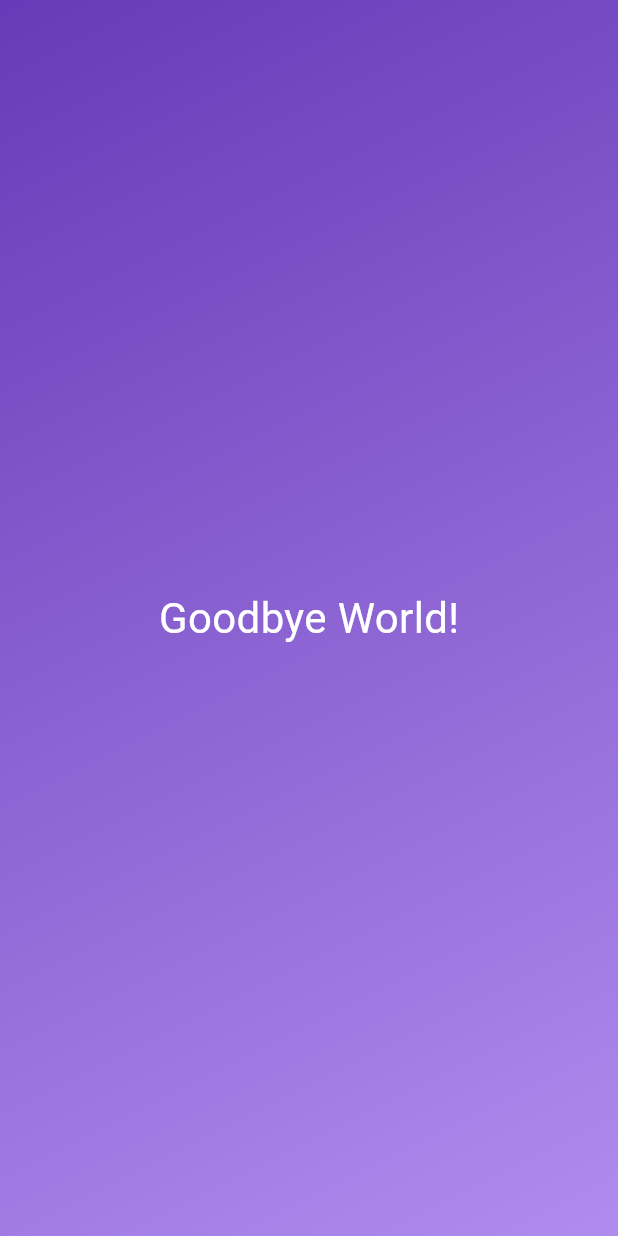
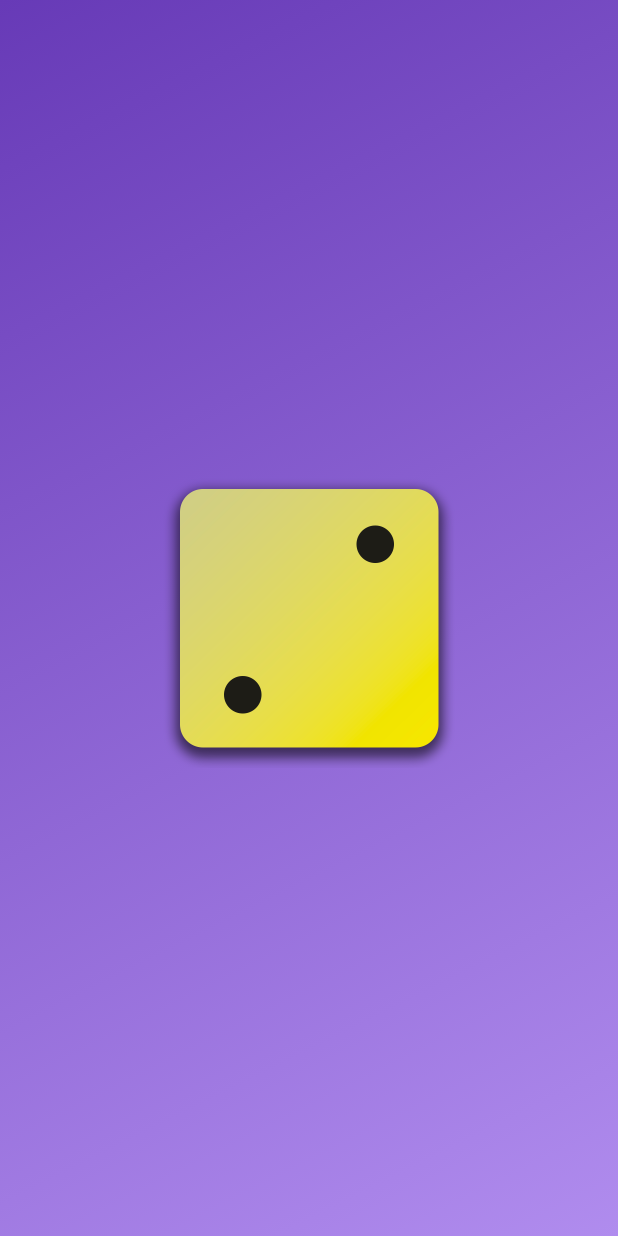
Before and after one commit to KristaBalling/firstFlutterApp, a Flutter app: the screen it shows after launch, on a phone screen of 412 x 824 dp. Run offline on Flutter 3.47's test engine with Material 3 defaults, Android fonts, the phone set to English and light mode, and no system bars.

```diff
--- a/lib/gradient_container.dart
+++ b/lib/gradient_container.dart
@@ -1,12 +1,12 @@
 import 'package:flutter/material.dart';
 
-import 'package:first_app/styled_text.dart';
+// import 'package:first_app/styled_text.dart';
 
 const startAlignment = Alignment.topLeft;
 const endAlignment = Alignment.bottomRight;
 
 class GradientContainer extends StatelessWidget {
-  const GradientContainer (this.color1, this.color2 , {super.key});
+  const GradientContainer (this.color1, this.color2, {super.key});
 
   final Color color1;
   final Color color2;
@@ -15,7 +15,10 @@ class GradientContainer extends StatelessWidget {
 
   @override
   Widget build(context) {
-    return Container(
+    var image2 = Image.asset(
+        'assets/images/dice-2.png',
+         width: 200);
+    var container = Container(
       decoration: BoxDecoration(
         gradient: LinearGradient(
           colors: [color1, color2],
@@ -23,9 +26,10 @@ class GradientContainer extends StatelessWidget {
           end: endAlignment,
         ),
       ),
-    child: Center(
-      child: StyledText('Goodbye World!'),
+    child:  Center(
+      child: image2,
       ),
     );
+    return container;
   }
 }
--- a/lib/main.dart
+++ b/lib/main.dart
@@ -5,7 +5,7 @@ void main() {
   runApp(
     MaterialApp(
       home: Scaffold(
-       body: const GradientContainer(Colors.deepPurple,
+       body: GradientContainer(Colors.deepPurple,
        Color.fromARGB(255, 176, 140, 238)),
       ),
     ),
```
Also changed, not shown: pubspec.yaml (+8 -1 lines), assets/images/dice-1.png (added), assets/images/dice-2.png (added), assets/images/dice-3.png (added), assets/images/dice-4.png (added), assets/images/dice-5.png (added), assets/images/dice-6.png (added).
